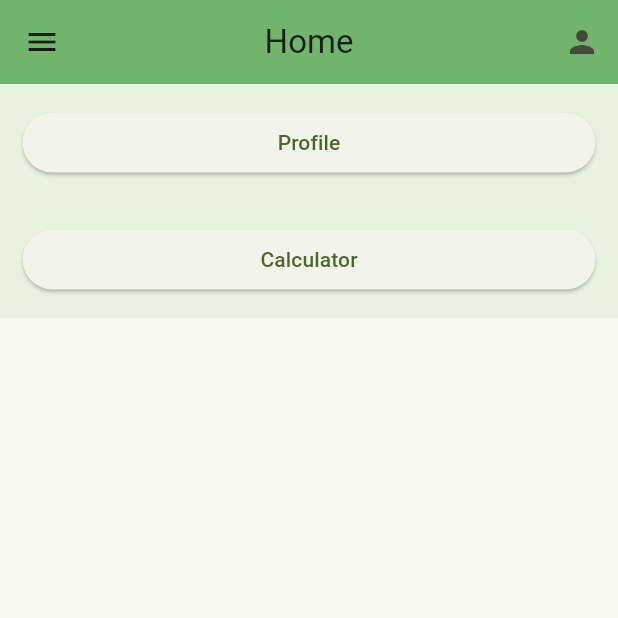
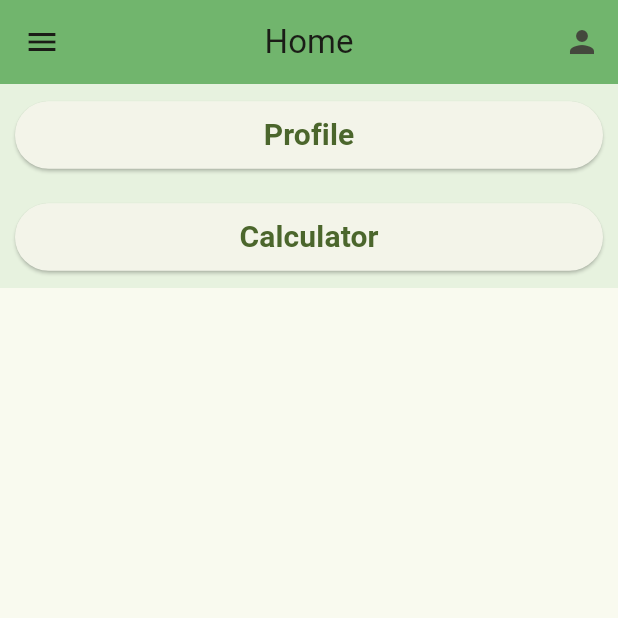
Before and after one commit to lambda-vel/test_app, a Flutter app: the screen it shows after launch, on a phone screen of 412 x 824 dp, the top half of it. Run offline on Flutter 3.47's test engine with Material 3 defaults, Android fonts, the phone set to English and light mode, and no system bars.

Commit message:
home naviagation styled

```diff
--- a/lib/screen/home_screen.dart
+++ b/lib/screen/home_screen.dart
@@ -77,9 +77,21 @@ class _HomeScreenState extends State<HomeScreen> {
                   // }
                   itemBuilder: (BuildContext context, int index) {
                     return Padding(
-                      padding: const EdgeInsets.all(15.0),
+                      padding: const EdgeInsets.all(10.0),
                       child: ElevatedButton(
-                        child: Text(menuItem[index]['Option']),
+                        child: Container(
+                          height: 45,
+                          alignment: Alignment.center,
+                          child: Text(
+                            menuItem[index]['Option'],
+                            style: const TextStyle(
+                              fontSize: 20,
+                              fontWeight: FontWeight.bold,
+                              fontStyle: FontStyle.normal,
+
+                            ),
+                          ),
+                        ),
                         onPressed: () => navigateToScreen(menuItem[index]['Link']),
                       ),
                     );
```
